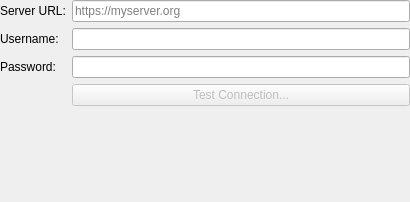
This is resources/openxchange/configwidget.ui in KDE/kdepim-runtime as Qt 5 draws it before an edit. The edited form follows.
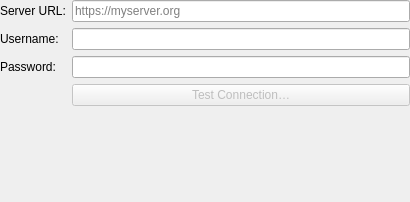
This is the edited form.

Patch:
```diff
--- a/resources/openxchange/configwidget.ui
+++ b/resources/openxchange/configwidget.ui
@@ -95,7 +95,7 @@
       <bool>false</bool>
      </property>
      <property name="text">
-      <string>Test Connection...</string>
+      <string>Test Connection…</string>
      </property>
     </widget>
    </item>
```
